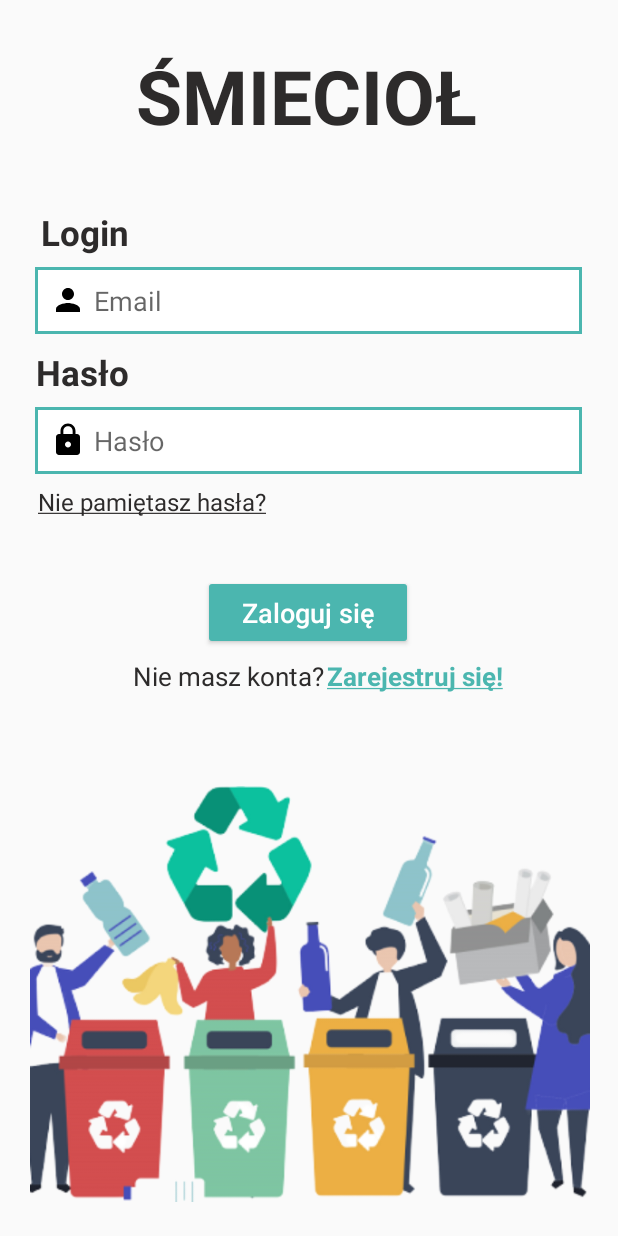
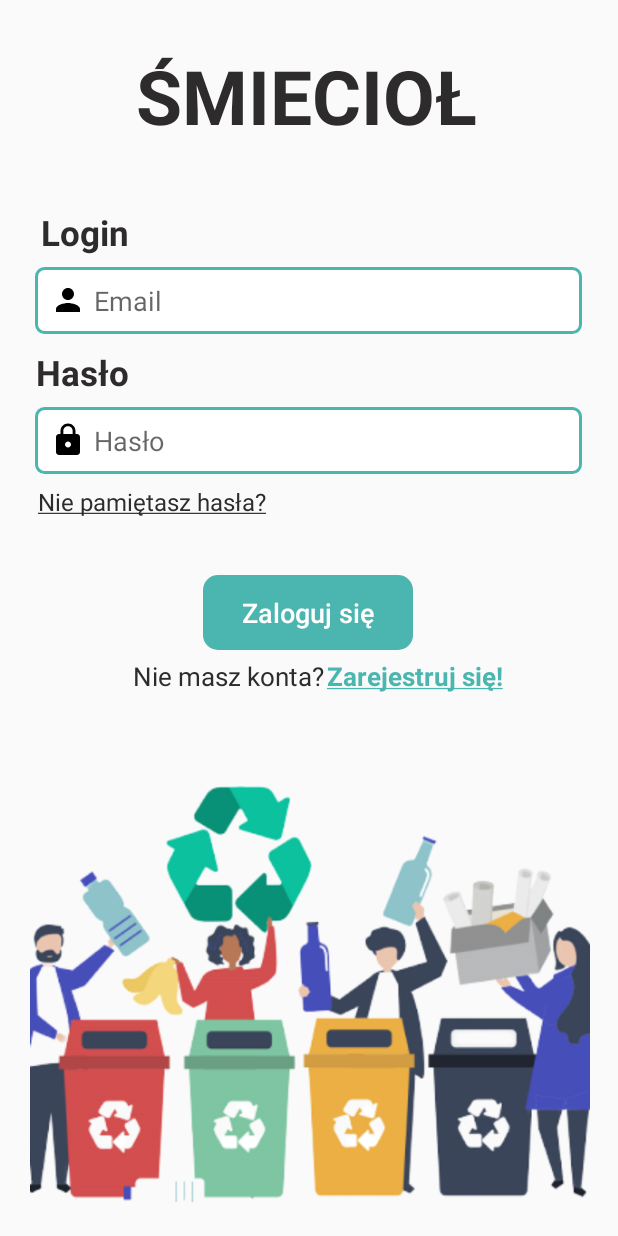
Before and after one commit to urbanpaulina/SmieciolAppMobile, an Android app: the LoginActivity screen opened directly, with no data from a screen before it, on a phone screen of 412 x 824 dp. Run offline under Robolectric (Android 15) with nearby library versions, the phone set to English and light mode, and no system bars; our stand-ins replace Firebase (no records; nobody signed in at launch, a user with empty details on screens opened directly); libraries missing offline, so code that uses them is left out: io.paperdb.

Commit message:
Poprawa buttona i ramek

```diff
--- /dev/null
+++ b/app/src/main/res/drawable/corners.xml
@@ -0,0 +1,8 @@
+<?xml version="1.0" encoding="utf-8"?>
+<shape xmlns:android="http://schemas.android.com/apk/res/android"
+    android:shape="rectangle">
+
+    <corners android:radius="10dp"/>
+
+
+</shape>
--- a/app/src/main/res/drawable/frame.xml
+++ b/app/src/main/res/drawable/frame.xml
@@ -2,6 +2,7 @@
 <selector xmlns:android="http://schemas.android.com/apk/res/android">
     <item>
         <shape android:shape="rectangle">
+            <corners android:radius="5dp" />
             <stroke android:width="2dp" android:color="@color/smieciolGreen"/>
             <solid android:color="@color/white"/>
         </shape>
--- a/app/src/main/res/layout/activity_login.xml
+++ b/app/src/main/res/layout/activity_login.xml
@@ -108,6 +108,7 @@
         android:textColor="@color/white"
         android:textSize="18dp"
         app:backgroundTint="@color/smieciolGreen"
+        android:background="@drawable/corners"
         app:layout_constraintBottom_toBottomOf="parent"
         app:layout_constraintEnd_toEndOf="parent"
         app:layout_constraintHorizontal_bias="0.497"
```
